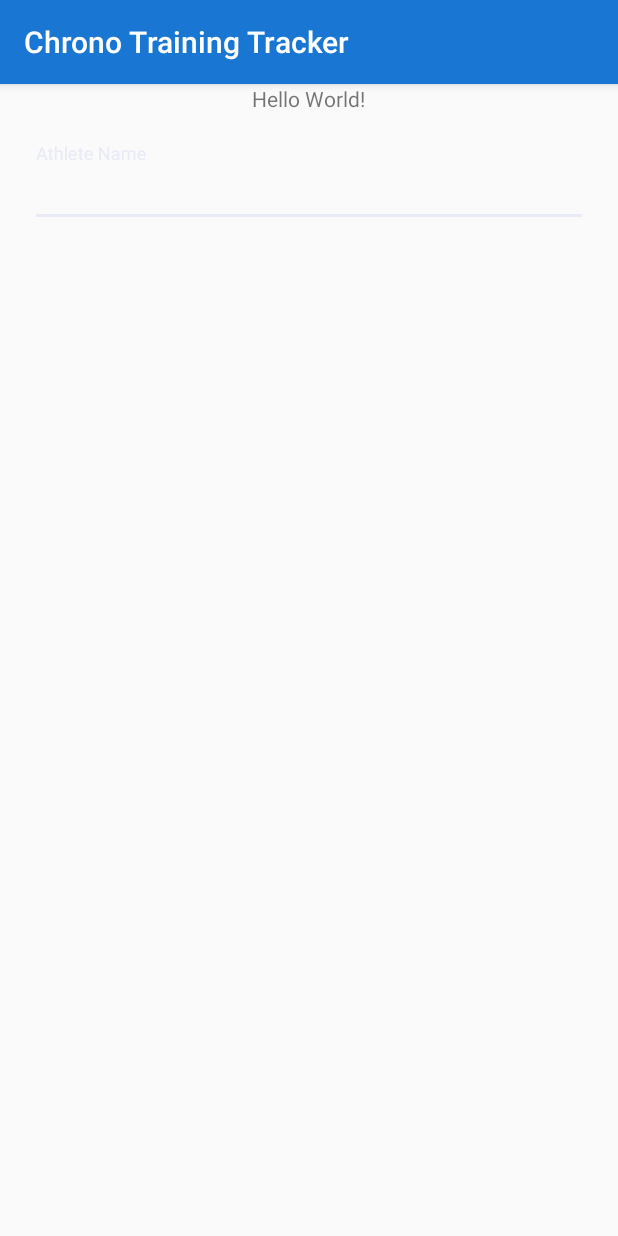
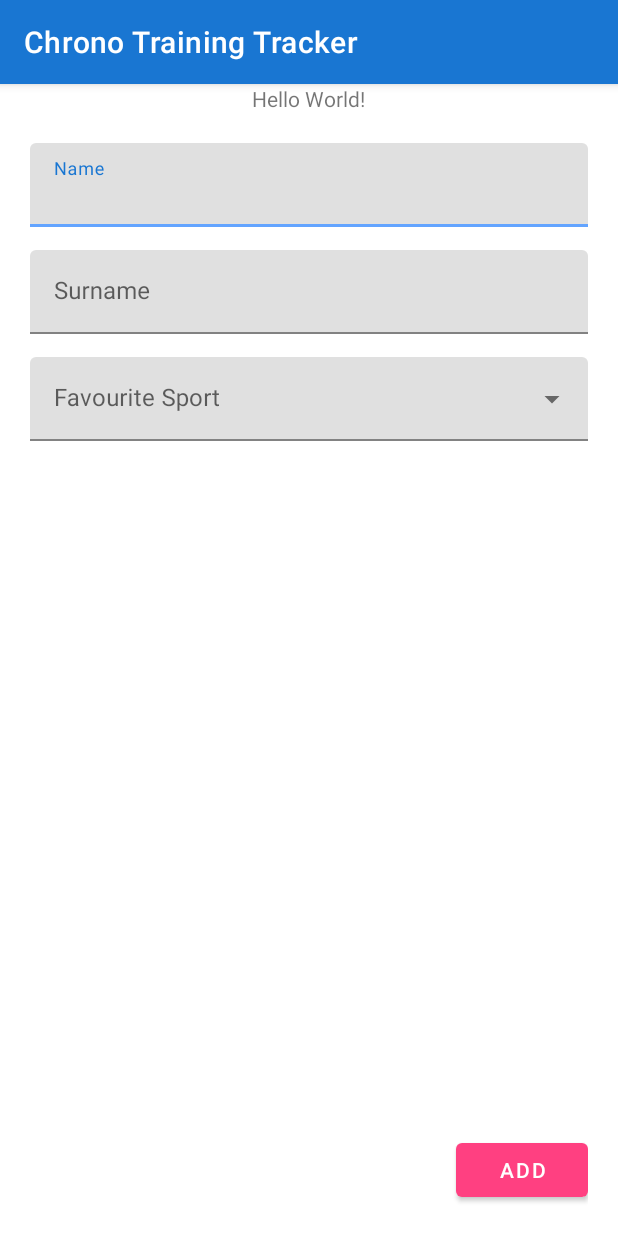
Before and after one commit to darkimage/Universita-android-ChronotrackerApp, an Android app: the screen it shows after launch (MainActivity), on a phone screen of 412 x 824 dp. Run offline under Robolectric (Android 15) with nearby library versions, the phone set to English and light mode, and no system bars; network calls fail; 8 statements that could not run were skipped.

Commit message:
Added material design Added addAthlete fragment Refactor Database service methods now are asynchronous

```diff
--- a/app/build.gradle
+++ b/app/build.gradle
@@ -23,7 +23,8 @@ dependencies {
     implementation 'androidx.appcompat:appcompat:1.0.2'
     implementation 'androidx.constraintlayout:constraintlayout:1.1.3'
     implementation 'androidx.legacy:legacy-support-v4:1.0.0'
-    implementation 'com.google.android.material:1.1.0-alpha09'
+    implementation group: 'com.google.android.material', name: 'material', version: '1.1.0-alpha09'
+    implementation "androidx.lifecycle:lifecycle-extensions:2.2.0-alpha03"
     testImplementation 'junit:junit:4.12'
     androidTestImplementation 'androidx.test:runner:1.2.0'
     androidTestImplementation 'androidx.test.espresso:espresso-core:3.2.0'
--- a/app/src/main/java/unipr/luc_af/chronotracker/MainActivity.java
+++ b/app/src/main/java/unipr/luc_af/chronotracker/MainActivity.java
@@ -1,22 +1,40 @@
 package unipr.luc_af.chronotracker;
 
+import androidx.annotation.Nullable;
 import androidx.appcompat.app.AppCompatActivity;
+import androidx.lifecycle.Observer;
+import androidx.lifecycle.ViewModelProvider;
 
-import android.net.Uri;
 import android.os.Bundle;
-import java.io.IOException;
-import unipr.luc_af.Services.Database;
-import unipr.luc_af.database.DatabaseHelper;
+
+import unipr.luc_af.models.TitleBarModel;
+import unipr.luc_af.services.Database;
 
 public class MainActivity extends AppCompatActivity {
+
+    private TitleBarModel titleModel;
 
     @Override
     protected void onCreate(Bundle savedInstanceState){
         Database.getInstance().setContext(this);
         super.onCreate(savedInstanceState);
         setContentView(R.layout.activity_main);
+
         addAthlete addAthleteFragment = new addAthlete();
         getSupportFragmentManager().beginTransaction().add(R.id.layout, addAthleteFragment).commit();
+
+        titleModel = new ViewModelProvider(this).get(TitleBarModel.class);
+
+        // Create the observer which updates the UI.
+        final Observer<String> titleObserver = new Observer<String>() {
+            @Override
+            public void onChanged(@Nullable final String title) {
+                // Update the UI, in this case, a TextView.
+                getSupportActionBar().setTitle(title);
+            }
+        };
+
+        titleModel.getTitle().observe(this, titleObserver);
     }
 
     @Override
--- a/app/src/main/java/unipr/luc_af/chronotracker/addAthlete.java
+++ b/app/src/main/java/unipr/luc_af/chronotracker/addAthlete.java
@@ -1,6 +1,7 @@
 package unipr.luc_af.chronotracker;
 
 import android.content.Context;
+import android.database.Cursor;
 import android.net.Uri;
 import android.os.Bundle;
 
@@ -9,9 +10,13 @@ import androidx.fragment.app.Fragment;
 import android.view.LayoutInflater;
 import android.view.View;
 import android.view.ViewGroup;
+import android.widget.ArrayAdapter;
+import android.widget.AutoCompleteTextView;
+
+import unipr.luc_af.database.DatabaseResult;
+import unipr.luc_af.services.Database;
 
 public class addAthlete extends Fragment {
-
     public addAthlete() {
         // Required empty public constructor
     }
@@ -28,5 +33,25 @@ public class addAthlete extends Fragment {
         return inflater.inflate(R.layout.fragment_add_athlete, container, false);
     }
 
+    @Override
+    public void onStart() {
+        super.onStart();
+        DatabaseResult activities = new DatabaseResult() {
+            @Override
+            public void OnResult(Cursor cursor) {
+                String[] result = new String[cursor.getCount()];
+                cursor.moveToFirst();
+                for (int i = 0; i < cursor.getCount(); i++) {
+                    result[i] = cursor.getString(0);
+                    cursor.moveToNext();
+                }
+                ArrayAdapter<String> adapter = new ArrayAdapter<String>(getContext(), R.layout.dropdown_menu_item, result);
+                AutoCompleteTextView editTextFilledExposedDropdown = getActivity().findViewById(R.id.filled_exposed_dropdown);
+                editTextFilledExposedDropdown.setAdapter(adapter);
+            }
+        };
+        Database.getInstance().getActivityNames(activities);
+    }
+
 
 }
--- a/app/src/main/java/unipr/luc_af/database/AppTables.java
+++ b/app/src/main/java/unipr/luc_af/database/AppTables.java
@@ -3,9 +3,9 @@ package unipr.luc_af.database;
 public enum AppTables {
     ACTIVITY_TABLE("activity"),
     ACTIVITY_TABLE_COL_0("name"),
-    ACTIVITY_TABLE_COL_1("type"),
     ACTIVITY_TYPE_TABLE("activity_type"),
-    ACTIVITY_TYPE_TABLE_COL_0("name");
+    ACTIVITY_TYPE_TABLE_COL_0("name"),
+    ACTIVITY_TYPE_TABLE_COL_1("type");
 
     private String name;
     AppTables(String tableName){
--- /dev/null
+++ b/app/src/main/java/unipr/luc_af/database/DatabaseResult.java
@@ -0,0 +1,7 @@
+package unipr.luc_af.database;
+
+import android.database.Cursor;
+
+public interface DatabaseResult {
+    void OnResult(Cursor cursor);
+}
--- a/app/src/main/java/unipr/luc_af/Services/Database.java
+++ b/app/src/main/java/unipr/luc_af/services/Database.java
@@ -1,10 +1,12 @@
-package unipr.luc_af.Services;
+package unipr.luc_af.services;
 import android.content.ContentValues;
 import android.content.Context;
+import android.database.Cursor;
 import android.database.SQLException;
 import android.database.sqlite.SQLiteDatabase;
 import unipr.luc_af.database.DatabaseHelper;
 import unipr.luc_af.database.AppTables;
+import unipr.luc_af.database.DatabaseResult;
 
 public class Database {
     private static Database instance = null;
@@ -22,7 +24,10 @@ public class Database {
      * altra chiamata a metodi do questa classe
      * @param context la Activity di riferimento
      */
-    public void setContext(Context context) { dbHelper = new DatabaseHelper(context); }
+    public void setContext(Context context) {
+        dbHelper = new DatabaseHelper(context);
+        dbHelper.getWritableDatabase();
+    }
 
     /**
      * @return l'helper di gestione del database sql
@@ -38,20 +43,24 @@ public class Database {
         return db.insertOrThrow(AppTables.ACTIVITY_TABLE.getName(), null, values);
     }
 
-    public long addActivity(String name, long activityType) throws SQLException{
-        SQLiteDatabase db = dbHelper.getWritableDatabase();
-        //Non c'e necessita di una transaction siccome stiamo eseguendo solamente una query di INSERT INTO nel caso
-        //fallisca viene generato un errore del tipo SQLException
-        ContentValues values = new ContentValues();
-        values.put(AppTables.ACTIVITY_TABLE_COL_0.getName(), name);
-        values.put(AppTables.ACTIVITY_TABLE_COL_1.getName(), activityType);
-        return db.insertOrThrow(AppTables.ACTIVITY_TABLE.getName(), null, values);
-    }
-
-    public long addActivityType(String name) throws SQLException{
+    public long addActivityType(String name, long activity) throws SQLException{
         SQLiteDatabase db = dbHelper.getWritableDatabase();
         ContentValues values = new ContentValues();
         values.put(AppTables.ACTIVITY_TYPE_TABLE_COL_0.getName(), name);
+        values.put(AppTables.ACTIVITY_TYPE_TABLE_COL_1.getName(), activity);
         return db.insertOrThrow(AppTables.ACTIVITY_TYPE_TABLE.getName(), null, values);
     }
+
+    public void getActivityNames(DatabaseResult result){
+        final DatabaseResult res = result;
+        Thread thread = new Thread(){
+            public void run(){
+                SQLiteDatabase db = dbHelper.getWritableDatabase();
+                Cursor queryCursor = db.query(AppTables.ACTIVITY_TYPE_TABLE.getName(), new String[]{"name"},null,null,null,null,null);
+                res.OnResult(queryCursor);
+                return;
+            }
+        };
+        thread.start();
+    }
 }
--- a/app/src/main/java/unipr/luc_af/Services/FileIO.java
+++ b/app/src/main/java/unipr/luc_af/services/FileIO.java
@@ -1,4 +1,4 @@
-package unipr.luc_af.Services;
+package unipr.luc_af.services;
 
 import android.content.Context;
 
--- a/app/src/main/res/layout/fragment_add_athlete.xml
+++ b/app/src/main/res/layout/fragment_add_athlete.xml
@@ -1,21 +1,74 @@
 <?xml version="1.0" encoding="utf-8"?>
-<FrameLayout xmlns:android="http://schemas.android.com/apk/res/android"
+<androidx.appcompat.widget.LinearLayoutCompat xmlns:android="http://schemas.android.com/apk/res/android"
     xmlns:tools="http://schemas.android.com/tools"
     android:layout_width="match_parent"
     android:layout_height="match_parent"
+    xmlns:app="http://schemas.android.com/apk/res-auto"
     android:paddingLeft="20dp"
     android:paddingTop="20dp"
     android:paddingRight="20dp"
+    android:orientation="vertical"
     tools:context=".addAthlete">
 
     <com.google.android.material.textfield.TextInputLayout
         android:layout_width="match_parent"
         android:layout_height="wrap_content"
-        android:hint="@string/athlete_name">
+        android:hint="@string/athlete_name"
+        app:boxStrokeColor="@color/primaryLightColor">
 
         <com.google.android.material.textfield.TextInputEditText
+            android:id="@+id/athlete_name"
             android:layout_width="match_parent"
-            android:layout_height="wrap_content"/>
+            android:layout_height="wrap_content"
+            android:singleLine="true"/>
 
     </com.google.android.material.textfield.TextInputLayout>
-</FrameLayout>
+
+    <com.google.android.material.textfield.TextInputLayout
+        android:layout_width="match_parent"
+        android:layout_height="wrap_content"
+        android:paddingTop="15dp"
+        android:hint="@string/athlete_surname"
+        app:boxStrokeColor="@color/primaryLightColor">
+
+        <com.google.android.material.textfield.TextInputEditText
+            android:id="@+id/athlete_surname"
+            android:layout_width="match_parent"
+            android:layout_height="wrap_content"
+            android:singleLine="true"/>
+
+    </com.google.android.material.textfield.TextInputLayout>
+
+
+    <com.google.android.material.textfield.TextInputLayout
+        style="@style/Widget.MaterialComponents.TextInputLayout.FilledBox.ExposedDropdownMenu"
+        android:layout_width="match_parent"
+        android:layout_height="wrap_content"
+        android:paddingTop="15dp"
+        android:hint="@string/athlete_sport">
+
+        <AutoCompleteTextView
+            android:id="@+id/filled_exposed_dropdown"
+            android:layout_width="match_parent"
+            android:layout_height="wrap_content"
+            android:editable="false"
+            />
+
+    </com.google.android.material.textfield.TextInputLayout>
+
+
+    <RelativeLayout
+        android:layout_width="match_parent"
+        android:layout_height="match_parent"
+        android:paddingBottom="20dp"
+        android:gravity="bottom">
+        <com.google.android.material.button.MaterialButton
+            android:id="@+id/material_button"
+            android:layout_width="wrap_content"
+            android:layout_alignParentRight="true"
+            android:layout_height="wrap_content"
+            app:backgroundTint="@color/secondaryColor"
+            android:text="@string/add"/>
+    </RelativeLayout>
+
+</androidx.appcompat.widget.LinearLayoutCompat>
--- a/app/src/main/res/values/colors.xml
+++ b/app/src/main/res/values/colors.xml
@@ -3,9 +3,9 @@
     <color name="primaryColor">#1976d2</color>
     <color name="primaryLightColor">#63a4ff</color>
     <color name="primaryDarkColor">#004ba0</color>
-    <color name="secondaryColor">#e8eaf6</color>
-    <color name="secondaryLightColor">#ffffff</color>
-    <color name="secondaryDarkColor">#b6b8c3</color>
-    <color name="primaryTextColor">#ffffff</color>
+    <color name="secondaryColor">#ff4081</color>
+    <color name="secondaryLightColor">#ff79b0</color>
+    <color name="secondaryDarkColor">#c60055</color>
+    <color name="primaryTextColor">#fafafa</color>
     <color name="secondaryTextColor">#000000</color>
 </resources>
--- a/app/src/main/res/values/strings.xml
+++ b/app/src/main/res/values/strings.xml
@@ -1,4 +1,7 @@
 <resources>
     <string name="app_name">Chrono Training Tracker</string>
-    <string name="athlete_name">Athlete Name</string>
+    <string name="athlete_name">Name</string>
+    <string name="athlete_surname">Surname</string>
+    <string name="athlete_sport">Favourite Sport</string>
+    <string name="add">Add</string>
 </resources>
--- a/app/src/main/res/values/styles.xml
+++ b/app/src/main/res/values/styles.xml
@@ -1,7 +1,7 @@
 <resources>
 
     <!-- Base application theme. -->
-    <style name="AppTheme" parent="Theme.AppCompat.Light.DarkActionBar">
+    <style name="AppTheme" parent="Theme.MaterialComponents.Light.DarkActionBar">
         <!-- Customize your theme here. -->
         <item name="colorPrimary">@color/primaryColor</item>
         <item name="colorPrimaryDark">@color/primaryDarkColor</item>
```
Also changed, not shown: app/src/main/java/unipr/luc_af/database/DatabaseHelper.java (+7 -3 lines), app/src/main/java/unipr/luc_af/models/TitleBarModel.java (added, +19 -0 lines), app/src/main/res/layout/dropdown_menu_item.xml (added, +8 -0 lines), 3 other files.
